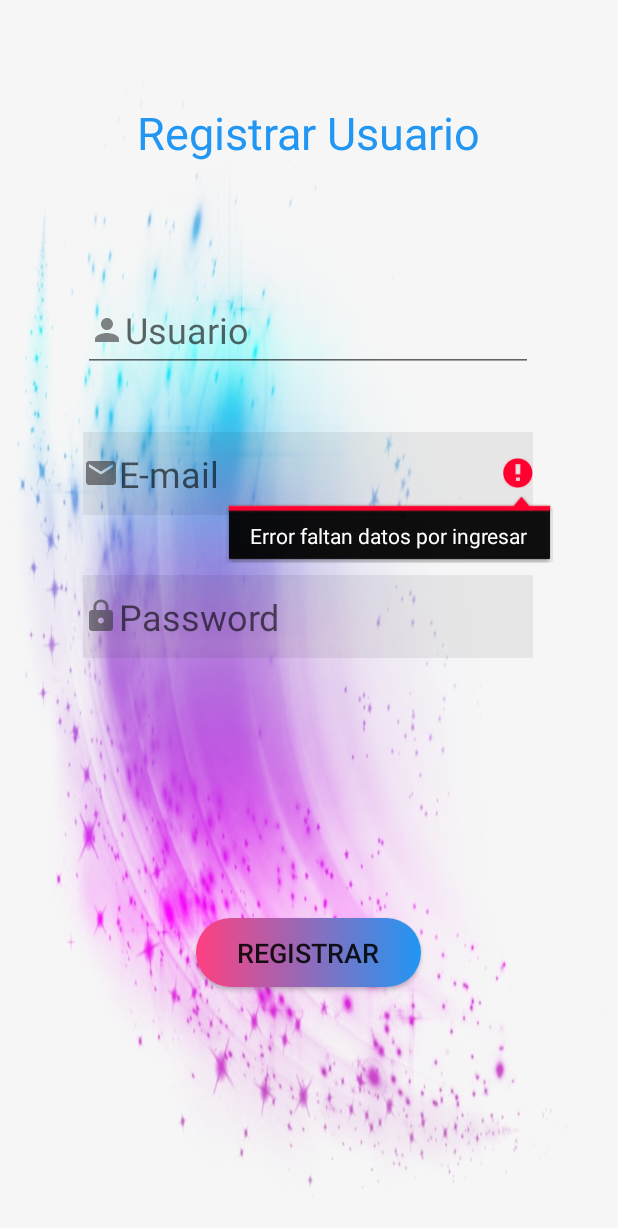
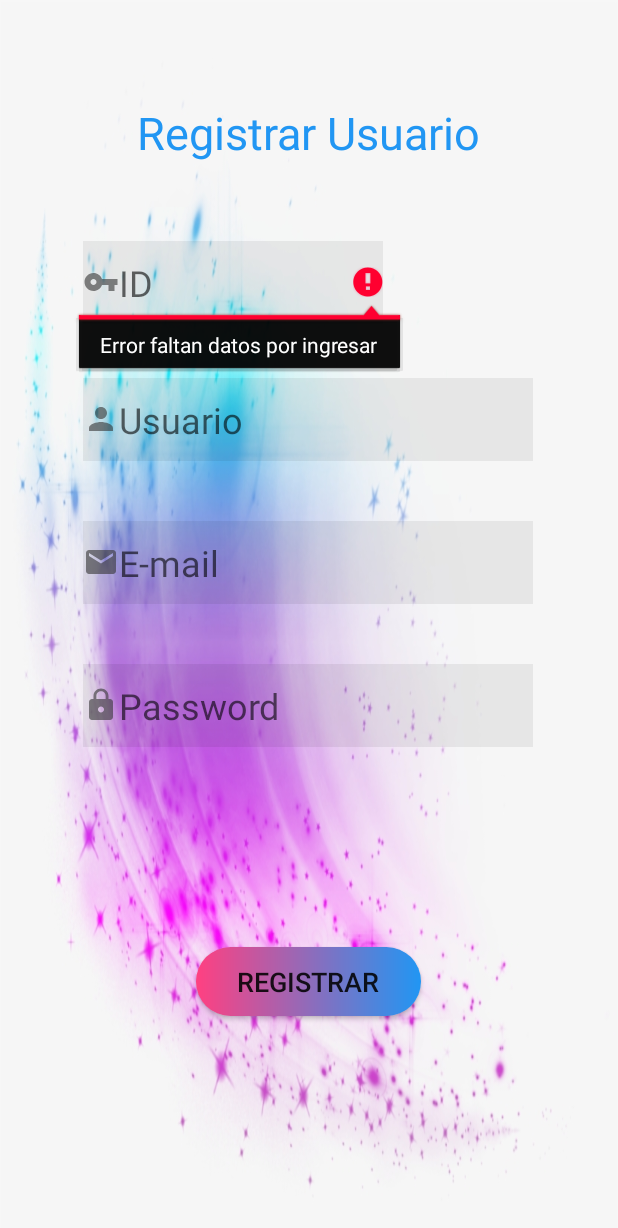
Before and after one commit to SandraGpe/BakerysRaul, an Android app: the MainRegistro screen opened directly, with no data from a screen before it, after a tap on "REGISTRAR", on a phone screen of 412 x 824 dp. Shown: the top 1228 px of the screen. Run offline under Robolectric (Android 15) with nearby library versions, the light colour scheme and no system bars; our stand-ins replace Volley.

Commit message:
update 7

```diff
--- a/app/src/main/java/com/example/bakerysraul/MainRegistro.kt
+++ b/app/src/main/java/com/example/bakerysraul/MainRegistro.kt
@@ -24,20 +24,25 @@ class MainRegistro : AppCompatActivity() {
 
     fun btnReg(v: View){
 
-    if (txtCorr.text.isEmpty() ||
+    if (txtidEmp.text.isEmpty() ||
+        txtCorr.text.isEmpty() ||
         txtEmp.text.isEmpty() ||
         txtContra.text.isEmpty()) {
-        txtCorr.setError("Error faltan datos por ingresar")
-        txtCorr.requestFocus()
+        txtidEmp.setError("Error faltan datos por ingresar")
+        txtidEmp.requestFocus()
     } else {
+        val id = txtidEmp.text.toString()
         val corr = txtCorr.text.toString()
         val nom = txtEmp.text.toString()
         val contra = txtContra.text.toString()
         var jsonEntrada = JSONObject()
+        jsonEntrada.put("idEmp", txtidEmp.text.toString())
         jsonEntrada.put("nomusr", txtEmp.text.toString())
         jsonEntrada.put("correoUsr", txtCorr.text.toString())
         jsonEntrada.put("contrasena",txtContra.text.toString())
         sendRequest(IP + "/WSBakery/bdInsert.php",jsonEntrada)
+            txtidEmp.setText("")
+            txtContra.setText("")
             txtCorr.setText("")
             txtEmp.setText("")
             Toast.makeText(this, "Usuario registrado", Toast.LENGTH_SHORT).show();
--- a/app/src/main/java/com/example/bakerysraul/UserPerfil.kt
+++ b/app/src/main/java/com/example/bakerysraul/UserPerfil.kt
@@ -125,10 +125,10 @@ class UserPerfil : AppCompatActivity() {
 
     // Esta consulta se hace en la base de datos local, partiendo de que la información ya se cargo
     // ejecutando el boton de Cargar Clientes del servidor web
-    fun Consultar(view: View) {
+    /*fun Consultar(view: View) {
         if (txtIdU.text.toString().isEmpty()){
             txtIdU.setError("Falta ingresar clave del producto")
-            Toast.makeText(this, "Falta información del id", Toast.LENGTH_SHORT).show();
+            Toast.makeText(this, "Falta información del ID", Toast.LENGTH_SHORT).show();
             txtIdU.requestFocus()
         }
         else{
@@ -152,7 +152,7 @@ class UserPerfil : AppCompatActivity() {
                 txtIdU.requestFocus()
             }
         }
-    }
+    }*/
 
     //SI FUNCIONA
     fun Actualizar(view: View) {
--- a/app/src/main/java/com/example/bakerysraul/adminbd.kt
+++ b/app/src/main/java/com/example/bakerysraul/adminbd.kt
@@ -13,7 +13,7 @@ class adminbd(context: Context): SQLiteOpenHelper(context,DataBase,null,1) {
 
     override fun onCreate(db: SQLiteDatabase?) {
         //crear tablas
-        db?.execSQL("create table usuario (correoUsr text primary key,nomusr text,contrasena text)")
+        db?.execSQL("create table usuario (correoUsr text primary key, idEmp int, nomusr text,contrasena text)")
         //crear otra tabla, lo mismo de arriba db?
         db?.execSQL("create table pan(codigo INTEGER PRIMARY KEY AUTOINCREMENT, nomPan text,precio double,cantidad double)")
         //BD ventas tabla emepleado, ejemplo para graficar
--- /dev/null
+++ b/app/src/main/res/drawable-anydpi/ic_action_id.xml
@@ -0,0 +1,11 @@
+<vector xmlns:android="http://schemas.android.com/apk/res/android"
+    android:width="24dp"
+    android:height="24dp"
+    android:viewportWidth="24"
+    android:viewportHeight="24"
+    android:tint="#333333"
+    android:alpha="0.6">
+    <path
+        android:fillColor="#FF000000"
+        android:pathData="M12.65,10C11.83,7.67 9.61,6 7,6c-3.31,0 -6,2.69 -6,6s2.69,6 6,6c2.61,0 4.83,-1.67 5.65,-4H17v4h4v-4h2v-4H12.65zM7,14c-1.1,0 -2,-0.9 -2,-2s0.9,-2 2,-2 2,0.9 2,2 -0.9,2 -2,2z"/>
+</vector>
--- a/app/src/main/res/drawable-anydpi/pconsultar.xml
+++ b/app/src/main/res/drawable-anydpi/pconsultar.xml
@@ -7,5 +7,5 @@
     android:alpha="0.8">
     <path
         android:fillColor="#FF000000"
-        android:pathData="M14,5h8v2h-8zM14,10.5h8v2h-8zM14,16h8v2h-8zM2,11.5C2,15.08 4.92,18 8.5,18L9,18v2l3,-3 -3,-3v2h-0.5C6.02,16 4,13.98 4,11.5S6.02,7 8.5,7L12,7L12,5L8.5,5C4.92,5 2,7.92 2,11.5z"/>
+        android:pathData="M17.01,14h-0.8l-0.27,-0.27c0.98,-1.14 1.57,-2.61 1.57,-4.23 0,-3.59 -2.91,-6.5 -6.5,-6.5s-6.5,3 -6.5,6.5H2l3.84,4 4.16,-4H6.51C6.51,7 8.53,5 11.01,5s4.5,2.01 4.5,4.5c0,2.48 -2.02,4.5 -4.5,4.5 -0.65,0 -1.26,-0.14 -1.82,-0.38L7.71,15.1c0.97,0.57 2.09,0.9 3.3,0.9 1.61,0 3.08,-0.59 4.22,-1.57l0.27,0.27v0.79l5.01,4.99L22,19l-4.99,-5z"/>
 </vector>
--- a/app/src/main/res/layout/activity_main_registro.xml
+++ b/app/src/main/res/layout/activity_main_registro.xml
@@ -43,19 +43,39 @@
         app:layout_constraintTop_toBottomOf="@+id/txtCorr" />
 
     <EditText
+        android:id="@+id/txtidEmp"
+        android:layout_width="200dp"
+        android:layout_height="55dp"
+        android:drawableLeft="@drawable/ic_action_id"
+        android:ems="10"
+        android:hint="ID"
+        android:inputType="textPersonName"
+        android:textSize="24sp"
+        android:textColor="#13181C"
+        android:background="#11000000"
+        app:layout_constraintBottom_toTopOf="@+id/txtEmp"
+        app:layout_constraintEnd_toEndOf="parent"
+        app:layout_constraintHorizontal_bias="0.26"
+        app:layout_constraintStart_toStartOf="parent"
+        app:layout_constraintTop_toTopOf="parent"
+        app:layout_constraintVertical_bias="0.817" />
+
+    <EditText
         android:id="@+id/txtEmp"
         android:layout_width="300dp"
         android:layout_height="55dp"
-        android:layout_marginTop="84dp"
+        android:layout_marginTop="252dp"
         android:drawableLeft="@drawable/ic_action_user"
         android:ems="10"
         android:hint="Usuario"
         android:inputType="textPersonName"
         android:textSize="24sp"
+        android:textColor="#13181C"
+        android:background="#11000000"
         app:layout_constraintEnd_toEndOf="parent"
         app:layout_constraintHorizontal_bias="0.495"
         app:layout_constraintStart_toStartOf="parent"
-        app:layout_constraintTop_toBottomOf="@+id/textView" />
+        app:layout_constraintTop_toTopOf="parent" />
 
     <Button
         android:id="@+id/btnReg"
```
Also changed, not shown: app/src/main/res/layout/activity_user_perfil.xml (+6 -24 lines), app/src/main/res/drawable-hdpi/ic_action_id.png (added), app/src/main/res/drawable-hdpi/pconsultar.png, app/src/main/res/drawable-mdpi/ic_action_id.png (added), app/src/main/res/drawable-mdpi/pconsultar.png, app/src/main/res/drawable-xhdpi/ic_action_id.png (added), app/src/main/res/drawable-xhdpi/pconsultar.png, app/src/main/res/drawable-xxhdpi/ic_action_id.png (added), app/src/main/res/drawable-xxhdpi/pconsultar.png.
